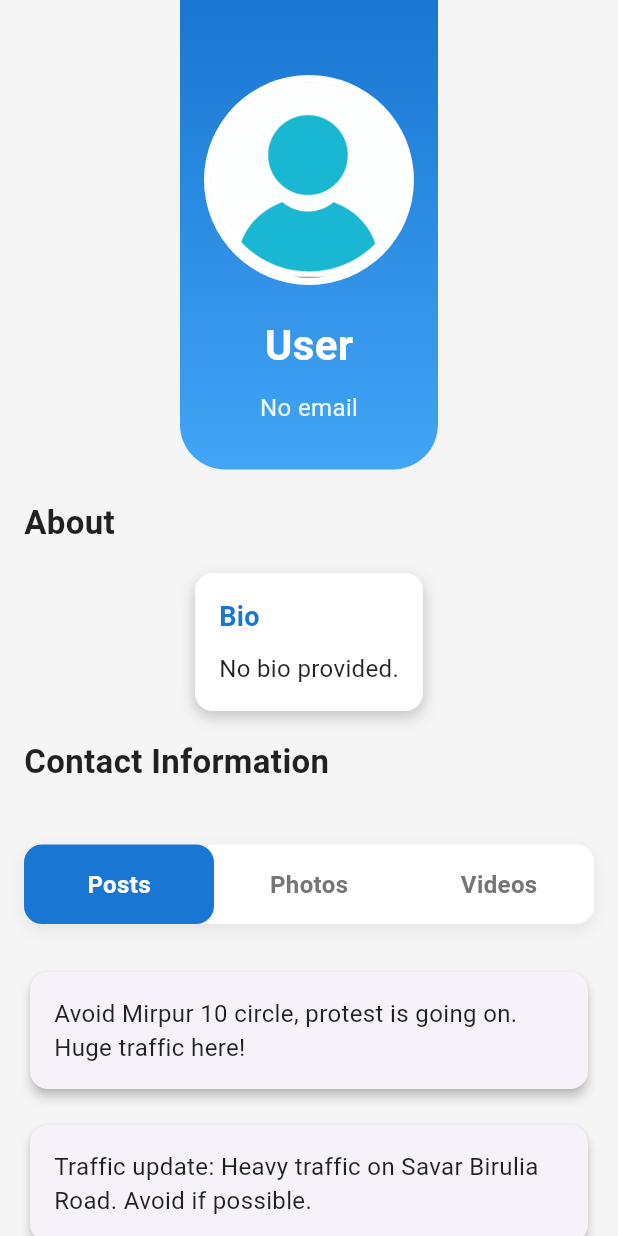
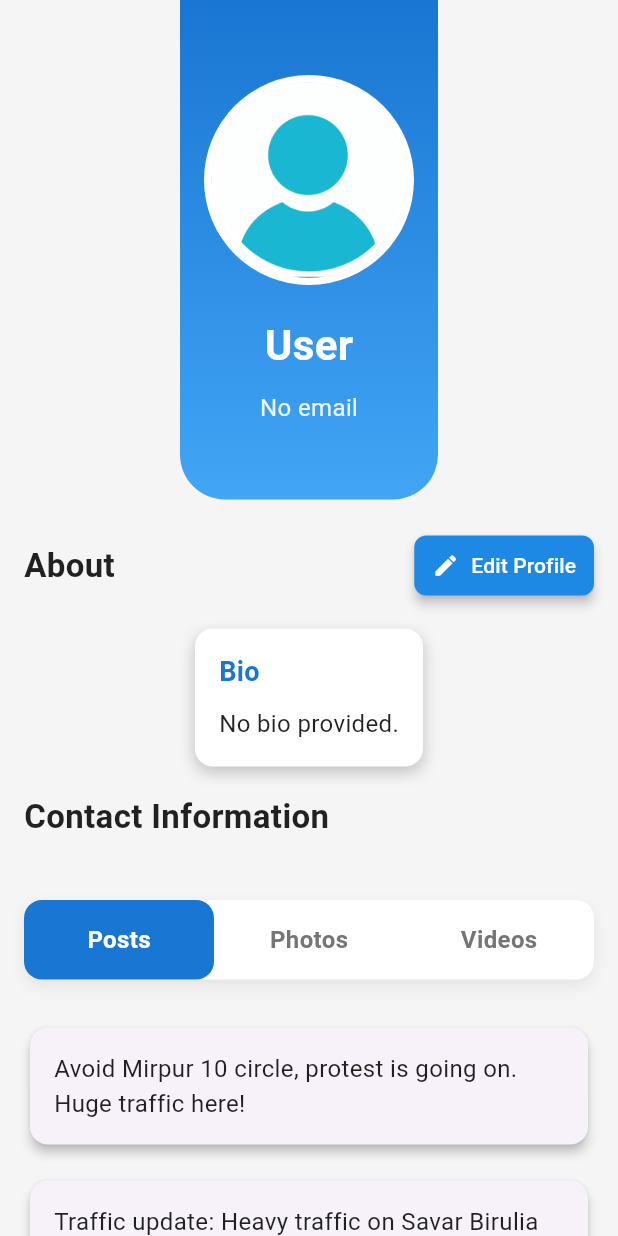
Before and after one commit to emtiaz1/on_the_go, a Flutter app: the UserPage screen opened directly, on a phone screen of 412 x 824 dp. Run offline on Flutter 3.47's test engine with Material 3 defaults, Android fonts, the phone set to English and light mode, and no system bars; our stand-ins replace cloud_firestore, firebase_auth, firebase_core, flutter_map, google_fonts, icons_plus and 3 more; missing offline and left inert: flutter_map_location_marker; accounts and stored records are empty.

Commit message:
edit profile

```diff
--- a/lib/user.dart
+++ b/lib/user.dart
@@ -1,6 +1,7 @@
 import 'package:firebase_auth/firebase_auth.dart';
 import 'package:flutter/material.dart';
 import 'package:cloud_firestore/cloud_firestore.dart';
+import 'package:on_the_go_demo/EditProfilePage.dart';
 import 'package:on_the_go_demo/login_page.dart';
 import 'package:video_player/video_player.dart';
 import 'package:url_launcher/url_launcher.dart';
@@ -325,24 +326,67 @@
                         color: Color(0xE6FFFFFF),
                       ),
                     ),
+                    const SizedBox(height: 20),
                   ],
                 ),
               ),
             ),
             const SizedBox(height: 20),
 
-            // About Section
-            const Align(
+            // About Section with Edit Profile Button
+            Align(
               alignment: Alignment.centerLeft,
               child: Padding(
-                padding: EdgeInsets.symmetric(horizontal: 16.0),
-                child: Text(
+                padding: const EdgeInsets.symmetric(horizontal: 16.0),
+                child: Row(
+                  mainAxisAlignment: MainAxisAlignment.spaceBetween,
+                  children: [
+                    const Text(
                       'About',
                       style: TextStyle(
                         fontSize: 22,
                         fontWeight: FontWeight.bold,
                         color: Colors.black87,
                       ),
+                    ),
+                    ElevatedButton.icon(
+                      onPressed: () {
+                        Navigator.push(
+                          context,
+                          MaterialPageRoute(
+                            builder: (context) => EditProfilePage(
+                              name: name,
+                              email: email,
+                              phone: phone,
+                              location: location,
+                              bio: bio,
+                              jobTitle: jobTitle,
+                              institute: institute,
+                              gender: gender,
+                              bloodGroup: bloodGroup,
+                              birthday: birthday,
+                            ),
+                          ),
+                        ).then((_) {
+                          // Refresh user data after editing
+                          fetchUserData();
+                        });
+                      },
+                      icon: const Icon(Icons.edit, color: Colors.white),
+                      label: const Text(
+                        'Edit Profile',
+                        style: TextStyle(color: Colors.white),
+                      ),
+                      style: ElevatedButton.styleFrom(
+                        backgroundColor: Colors.blue.shade600,
+                        padding: const EdgeInsets.symmetric(horizontal: 12, vertical: 8),
+                        shape: RoundedRectangleBorder(
+                          borderRadius: BorderRadius.circular(8.0),
+                        ),
+                        elevation: 3,
+                      ),
+                    ),
+                  ],
                 ),
               ),
             ),
```
Also changed, not shown: lib/EditProfilePage.dart (added, +170 -0 lines). Lines whose indentation alone changed are shown as unchanged.
